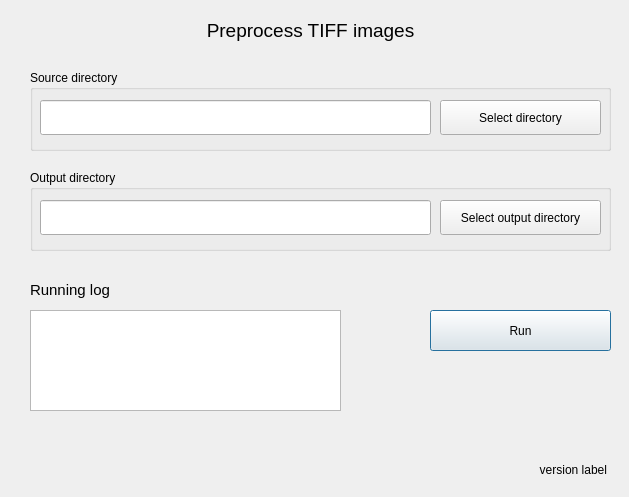
The window that src/gui/preprocess.ui (Turku-BioImaging/mouse-brain-alignment-tool) describes before a commit, drawn with Qt 5.
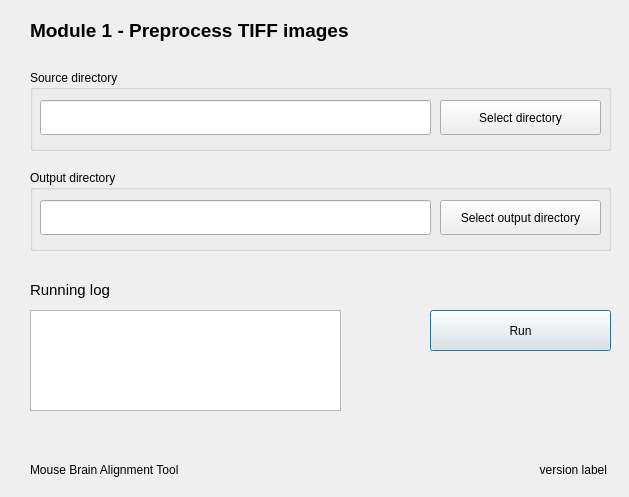
The same window after the commit.

```diff
--- a/src/gui/preprocess.ui
+++ b/src/gui/preprocess.ui
@@ -34,20 +34,22 @@
     <rect>
      <x>30</x>
      <y>10</y>
-     <width>561</width>
+     <width>581</width>
      <height>41</height>
     </rect>
    </property>
    <property name="font">
     <font>
      <pointsize>14</pointsize>
+     <weight>75</weight>
+     <bold>true</bold>
     </font>
    </property>
    <property name="text">
-    <string>Preprocess TIFF images</string>
+    <string>Module 1 - Preprocess TIFF images</string>
    </property>
    <property name="alignment">
-    <set>Qt::AlignCenter</set>
+    <set>Qt::AlignLeading|Qt::AlignLeft|Qt::AlignVCenter</set>
    </property>
   </widget>
   <widget class="QLabel" name="log_textbox_label">
@@ -169,6 +171,22 @@
     <set>Qt::AlignRight|Qt::AlignTrailing|Qt::AlignVCenter</set>
    </property>
   </widget>
+  <widget class="QLabel" name="app_label">
+   <property name="geometry">
+    <rect>
+     <x>30</x>
+     <y>460</y>
+     <width>221</width>
+     <height>20</height>
+    </rect>
+   </property>
+   <property name="text">
+    <string>Mouse Brain Alignment Tool</string>
+   </property>
+   <property name="alignment">
+    <set>Qt::AlignLeading|Qt::AlignLeft|Qt::AlignVCenter</set>
+   </property>
+  </widget>
  </widget>
  <resources/>
  <connections/>
```
